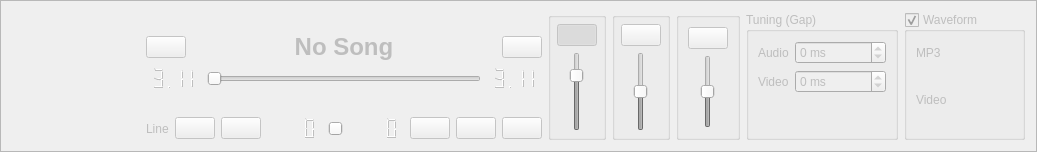
mhaehnel/UltraEdit, file ui/mediaplayer.ui: the form before one commit.
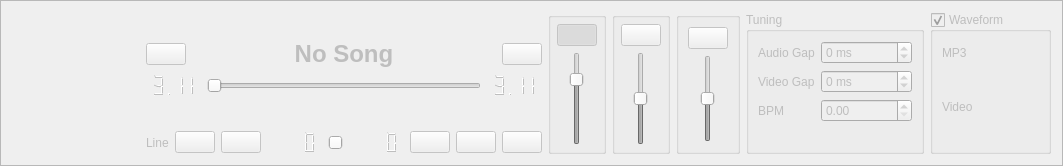
The form after the commit. Icons and pictures are not drawn.

Commit message: Added BPM to media player

Diff of the .ui file:
```diff
--- a/ui/mediaplayer.ui
+++ b/ui/mediaplayer.ui
@@ -9,8 +9,8 @@
    <rect>
     <x>0</x>
     <y>0</y>
-    <width>969</width>
-    <height>151</height>
+    <width>997</width>
+    <height>166</height>
    </rect>
   </property>
   <property name="windowTitle">
@@ -500,13 +500,13 @@
      </layout>
     </widget>
    </item>
-   <item alignment="Qt::AlignLeft">
+   <item>
     <widget class="QGroupBox" name="tuningBox">
      <property name="enabled">
       <bool>false</bool>
      </property>
      <property name="title">
-      <string>Tuning (Gap)</string>
+      <string>Tuning</string>
      </property>
      <layout class="QFormLayout" name="formLayout">
       <property name="labelAlignment">
@@ -515,7 +515,7 @@
       <item row="0" column="0">
        <widget class="QLabel" name="label_2">
         <property name="text">
-         <string>Audio</string>
+         <string>Audio Gap</string>
         </property>
        </widget>
       </item>
@@ -547,7 +547,7 @@
       <item row="1" column="0">
        <widget class="QLabel" name="label_3">
         <property name="text">
-         <string>Video</string>
+         <string>Video Gap</string>
         </property>
        </widget>
       </item>
@@ -576,6 +576,26 @@
         </property>
        </widget>
       </item>
+      <item row="2" column="0">
+       <widget class="QLabel" name="label_6">
+        <property name="text">
+         <string>BPM</string>
+        </property>
+       </widget>
+      </item>
+      <item row="2" column="1">
+       <widget class="QDoubleSpinBox" name="bpm">
+        <property name="sizePolicy">
+         <sizepolicy hsizetype="MinimumExpanding" vsizetype="Fixed">
+          <horstretch>0</horstretch>
+          <verstretch>0</verstretch>
+         </sizepolicy>
+        </property>
+        <property name="maximum">
+         <double>999.990000000000009</double>
+        </property>
+       </widget>
+      </item>
      </layout>
     </widget>
    </item>
```
The commit also changes 1 other file.
